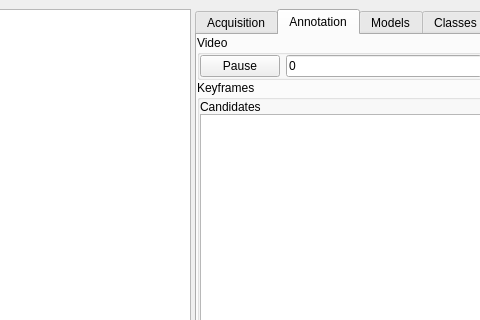
Before: the Qt Designer form visionUI/mainwindow.ui in yquemener/OpenArmVision, drawn with Qt 5; both pictures show x 158 to 638 and y 0 to 320 of the 1163 by 759 pixel window.
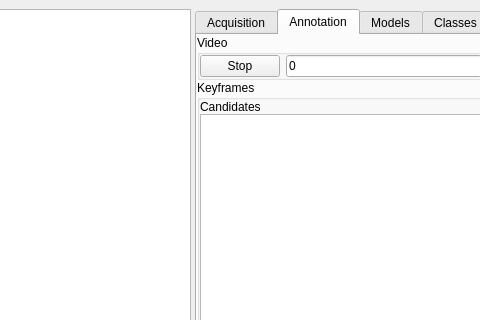
After: the same form once the commit is applied.

Commit message: Debugged the stop camera behavior

What changed in the file:
```diff
--- a/visionUI/mainwindow.ui
+++ b/visionUI/mainwindow.ui
@@ -262,10 +262,10 @@
               <item>
                <widget class="QPushButton" name="pauseButton">
                 <property name="text">
-                 <string>Pause</string>
+                 <string>Stop</string>
                 </property>
                 <property name="checkable">
-                 <bool>true</bool>
+                 <bool>false</bool>
                 </property>
                </widget>
               </item>
```
Left out of the diff: 2 changed lines with no effect on the pictures. The commit also changes 1 other file.
